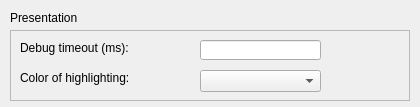
Qt form qrgui/dialogs/preferencesPages/debuggerPage.ui (qreal/qreal) before a commit.
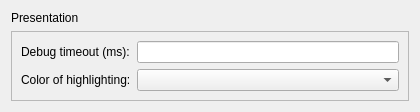
The same form after that commit.

Patch:
```diff
--- a/qrgui/dialogs/preferencesPages/debuggerPage.ui
+++ b/qrgui/dialogs/preferencesPages/debuggerPage.ui
@@ -10,81 +10,66 @@
     <height>107</height>
    </rect>
   </property>
+  <property name="sizePolicy">
+   <sizepolicy hsizetype="Expanding" vsizetype="Expanding">
+    <horstretch>0</horstretch>
+    <verstretch>0</verstretch>
+   </sizepolicy>
+  </property>
+  <layout class="QVBoxLayout" name="verticalLayout">
+   <item>
+    <widget class="QLabel" name="label_16">
+     <property name="text">
+      <string>Presentation</string>
+     </property>
+    </widget>
+   </item>
+   <item>
   <widget class="QFrame" name="frame_7">
-   <property name="geometry">
-    <rect>
-     <x>10</x>
-     <y>30</y>
-     <width>400</width>
-     <height>71</height>
-    </rect>
-   </property>
    <property name="frameShape">
     <enum>QFrame::StyledPanel</enum>
    </property>
    <property name="frameShadow">
     <enum>QFrame::Raised</enum>
    </property>
+     <layout class="QGridLayout" name="gridLayout">
+      <item row="0" column="0">
    <widget class="QLabel" name="label_14">
-    <property name="geometry">
-     <rect>
-      <x>10</x>
-      <y>10</y>
-      <width>171</width>
-      <height>16</height>
-     </rect>
-    </property>
     <property name="text">
      <string>Debug timeout (ms):</string>
     </property>
    </widget>
-   <widget class="QLineEdit" name="timeoutLineEdit">
-    <property name="geometry">
-     <rect>
-      <x>190</x>
-      <y>10</y>
-      <width>121</width>
-      <height>20</height>
-     </rect>
-    </property>
-   </widget>
+      </item>
+      <item row="0" column="1">
+       <widget class="QLineEdit" name="timeoutLineEdit"/>
+      </item>
+      <item row="1" column="0">
    <widget class="QLabel" name="label_15">
-    <property name="geometry">
-     <rect>
-      <x>10</x>
-      <y>40</y>
-      <width>171</width>
-      <height>16</height>
-     </rect>
-    </property>
     <property name="text">
      <string>Color of highlighting:</string>
     </property>
    </widget>
-   <widget class="QComboBox" name="colorComboBox">
-    <property name="geometry">
-     <rect>
-      <x>190</x>
-      <y>40</y>
-      <width>121</width>
-      <height>22</height>
-     </rect>
-    </property>
-   </widget>
-  </widget>
-  <widget class="QLabel" name="label_16">
-   <property name="geometry">
-    <rect>
-     <x>10</x>
-     <y>10</y>
-     <width>400</width>
-     <height>16</height>
-    </rect>
-   </property>
-   <property name="text">
-    <string>Presentation</string>
-   </property>
-  </widget>
+      </item>
+      <item row="1" column="1">
+       <widget class="QComboBox" name="colorComboBox"/>
+      </item>
+     </layout>
+    </widget>
+   </item>
+   <item>
+    <spacer name="verticalSpacer">
+     <property name="orientation">
+      <enum>Qt::Vertical</enum>
+     </property>
+     <property name="sizeHint" stdset="0">
+      <size>
+       <width>20</width>
+       <height>40</height>
+      </size>
+     </property>
+    </spacer>
+   </item>
+  </layout>
  </widget>
  <resources/>
  <connections/>
```
Lines whose indentation alone changed are shown as unchanged.
